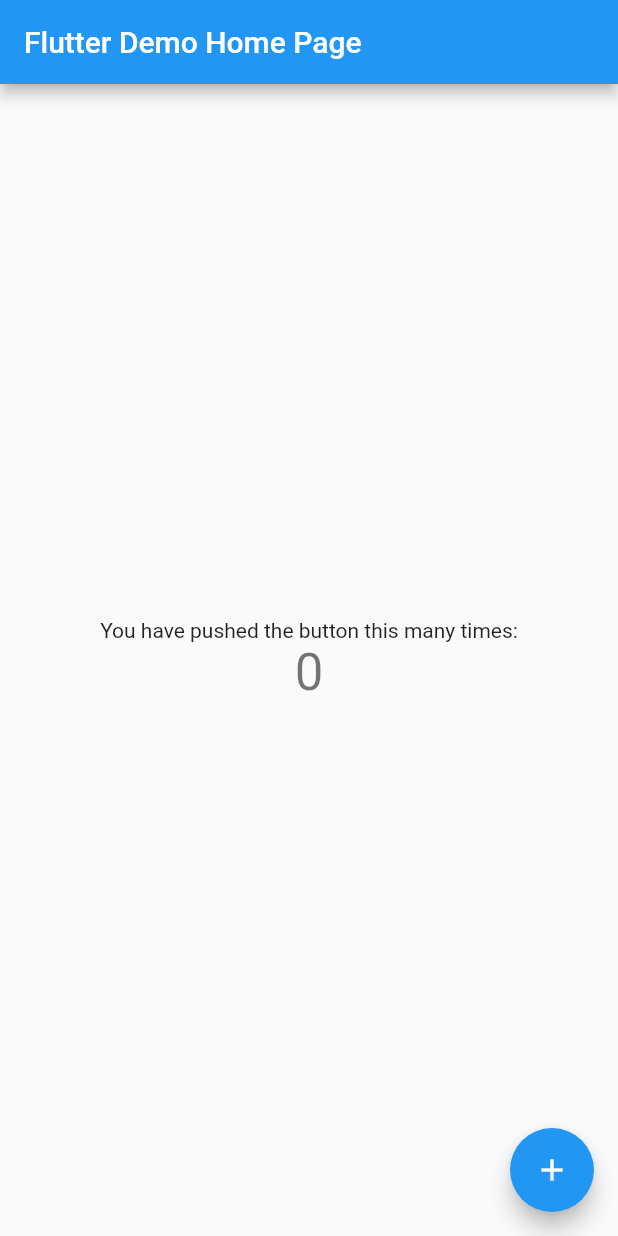
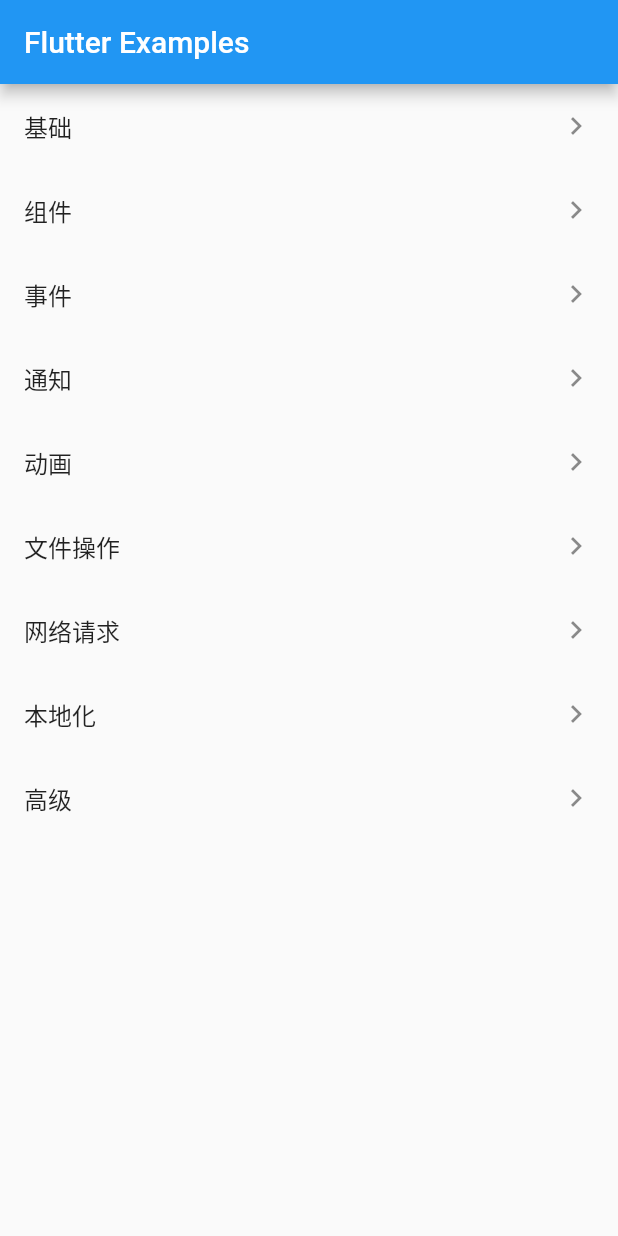
Before and after one commit to tospery/flutter_examples, a Flutter app: the screen it shows after launch, on a phone screen of 412 x 824 dp. Run offline on Flutter 3.47's test engine with Material 2 defaults, Android fonts, the phone set to English and light mode, and no system bars.

Commit message:
基础结构

```diff
--- a/lib/main.dart
+++ b/lib/main.dart
@@ -1,45 +1,30 @@
 import 'package:flutter/material.dart';
+
+import 'basic/basic.dart';
+import 'utils/function.dart';
+import 'widget/widget.dart';
 
 void main() {
   runApp(const MyApp());
 }
 
 class MyApp extends StatelessWidget {
-  const MyApp({super.key});
+  const MyApp({Key? key}) : super(key: key);
 
-  // This widget is the root of your application.
   @override
   Widget build(BuildContext context) {
     return MaterialApp(
-      title: 'Flutter Demo',
+      title: 'Flutter Examples',
       theme: ThemeData(
-        // This is the theme of your application.
-        //
-        // Try running your application with "flutter run". You'll see the
-        // application has a blue toolbar. Then, without quitting the app, try
-        // changing the primarySwatch below to Colors.green and then invoke
-        // "hot reload" (press "r" in the console where you ran "flutter run",
-        // or simply save your changes to "hot reload" in a Flutter IDE).
-        // Notice that the counter didn't reset back to zero; the application
-        // is not restarted.
         primarySwatch: Colors.blue,
       ),
-      home: const MyHomePage(title: 'Flutter Demo Home Page'),
+      home: const MyHomePage(title: 'Flutter Examples'),
     );
   }
 }
 
 class MyHomePage extends StatefulWidget {
-  const MyHomePage({super.key, required this.title});
-
-  // This widget is the home page of your application. It is stateful, meaning
-  // that it has a State object (defined below) that contains fields that affect
-  // how it looks.
-
-  // This class is the configuration for the state. It holds the values (in this
-  // case the title) provided by the parent (in this case the App widget) and
-  // used by the build method of the State. Fields in a Widget subclass are
-  // always marked "final".
+  const MyHomePage({Key? key, required this.title}) : super(key: key);
 
   final String title;
 
@@ -48,68 +33,28 @@ class MyHomePage extends StatefulWidget {
 }
 
 class _MyHomePageState extends State<MyHomePage> {
-  int _counter = 0;
-
-  void _incrementCounter() {
-    setState(() {
-      // This call to setState tells the Flutter framework that something has
-      // changed in this State, which causes it to rerun the build method below
-      // so that the display can reflect the updated values. If we changed
-      // _counter without calling setState(), then the build method would not be
-      // called again, and so nothing would appear to happen.
-      _counter++;
-    });
-  }
-
   @override
   Widget build(BuildContext context) {
-    // This method is rerun every time setState is called, for instance as done
-    // by the _incrementCounter method above.
-    //
-    // The Flutter framework has been optimized to make rerunning build methods
-    // fast, so that you can just rebuild anything that needs updating rather
-    // than having to individually change instances of widgets.
     return Scaffold(
       appBar: AppBar(
-        // Here we take the value from the MyHomePage object that was created by
-        // the App.build method, and use it to set our appbar title.
         title: Text(widget.title),
       ),
-      body: Center(
-        // Center is a layout widget. It takes a single child and positions it
-        // in the middle of the parent.
-        child: Column(
-          // Column is also a layout widget. It takes a list of children and
-          // arranges them vertically. By default, it sizes itself to fit its
-          // children horizontally, and tries to be as tall as its parent.
-          //
-          // Invoke "debug painting" (press "p" in the console, choose the
-          // "Toggle Debug Paint" action from the Flutter Inspector in Android
-          // Studio, or the "Toggle Debug Paint" command in Visual Studio Code)
-          // to see the wireframe for each widget.
-          //
-          // Column has various properties to control how it sizes itself and
-          // how it positions its children. Here we use mainAxisAlignment to
-          // center the children vertically; the main axis here is the vertical
-          // axis because Columns are vertical (the cross axis would be
-          // horizontal).
-          mainAxisAlignment: MainAxisAlignment.center,
-          children: <Widget>[
-            const Text(
-              'You have pushed the button this many times:',
-            ),
-            Text(
-              '$_counter',
-              style: Theme.of(context).textTheme.headline4,
-            ),
+      body: ListView(
+        children: generateItem(
+          context,
+          [
+            PageInfo("基础", (ctx) => const BasicPage()),
+            PageInfo("组件", (ctx) => const WidgetPage()),
+            PageInfo("事件", (ctx) => const BasicPage()),
+            PageInfo("通知", (ctx) => const BasicPage()),
+            PageInfo("动画", (ctx) => const BasicPage()),
+            PageInfo("文件操作", (ctx) => const BasicPage()),
+            PageInfo("网络请求", (ctx) => const BasicPage()),
+            PageInfo("本地化", (ctx) => const BasicPage()),
+            PageInfo("高级", (ctx) => const BasicPage()),
           ],
         ),
       ),
-      floatingActionButton: FloatingActionButton(
-        onPressed: _incrementCounter,
-        tooltip: 'Increment',
-        child: const Icon(Icons.add),
-      ), // This trailing comma makes auto-formatting nicer for build methods.
     );
   }
 }
--- /dev/null
+++ b/lib/utils/function.dart
@@ -0,0 +1,71 @@
+import 'package:flutter/material.dart';
+
+void openPage(BuildContext context, PageInfo page) {
+  Navigator.push(
+    context,
+    MaterialPageRoute(
+      builder: (context) {
+        if (!page.withScaffold) {
+          return page.builder(context);
+        }
+        return PageScaffold(
+          title: page.title,
+          body: page.builder(context),
+          padding: page.padding,
+        );
+      },
+    ),
+  );
+}
+
+List<Widget> generateItem(BuildContext context, List<PageInfo> children) {
+  return children.map<Widget>((page) {
+    return ListTile(
+      title: Text(page.title),
+      trailing: const Icon(Icons.keyboard_arrow_right),
+      onTap: () => openPage(context, page),
+    );
+  }).toList();
+}
+
+class PageInfo {
+  PageInfo(
+    this.title,
+    this.builder, {
+    this.withScaffold = true,
+    this.padding = false,
+  });
+
+  String title;
+  WidgetBuilder builder;
+  bool withScaffold;
+  bool padding;
+}
+
+class PageScaffold extends StatelessWidget {
+  const PageScaffold({
+    Key? key,
+    required this.title,
+    required this.body,
+    required this.padding,
+  }) : super(key: key);
+
+  final String title;
+  final Widget body;
+  final bool padding;
+
+  @override
+  Widget build(BuildContext context) {
+    return Scaffold(
+      appBar: AppBar(
+        title: Text(title),
+      ),
+      body: padding
+          ? Padding(
+              padding: const EdgeInsets.all(16.0),
+              child: body,
+            )
+          : body,
+    );
+  }
+}
--- /dev/null
+++ b/lib/widget/widget_page.dart
@@ -0,0 +1,24 @@
+import 'package:flutter/material.dart';
+import '../utils/function.dart';
+import 'foundation/widget_foundation.dart';
+
+class WidgetPage extends StatelessWidget {
+  const WidgetPage({Key? key}) : super(key: key);
+
+  @override
+  Widget build(BuildContext context) {
+    return ListView(
+      children: generateItem(
+        context,
+        [
+          PageInfo("基础组件", (ctx) => const WidgetFoundationPage()),
+          PageInfo("布局组件", (ctx) => const WidgetPage()),
+          PageInfo("容器组件", (ctx) => const WidgetPage()),
+          PageInfo("可滚动组件", (ctx) => const WidgetPage()),
+          PageInfo("功能型组件", (ctx) => const WidgetPage()),
+          PageInfo("自定义组件", (ctx) => const WidgetPage()),
+        ],
+      ),
+    );
+  }
+}
```
Also changed, not shown: lib/basic/basic_page.dart (added, +14 -0 lines), lib/widget/foundation/text/widget_foundation_text_page.dart (added, +95 -0 lines), lib/widget/foundation/widget_foundation_page.dart (added, +19 -0 lines), pubspec.yaml (+0 -72 lines).
